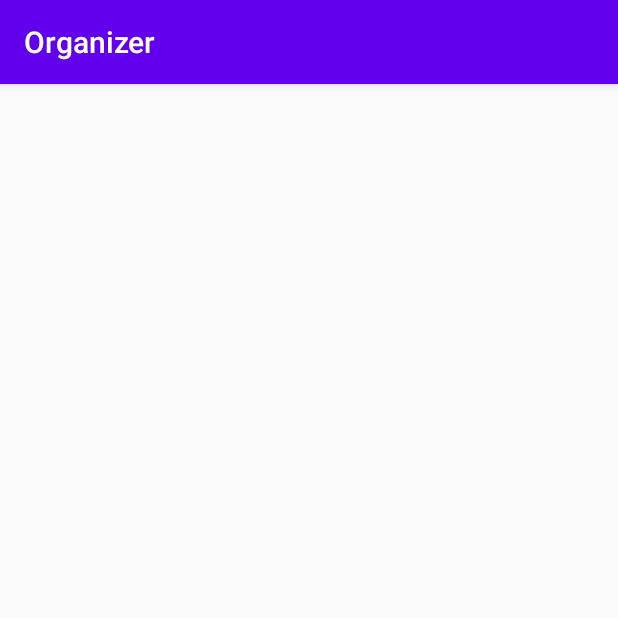
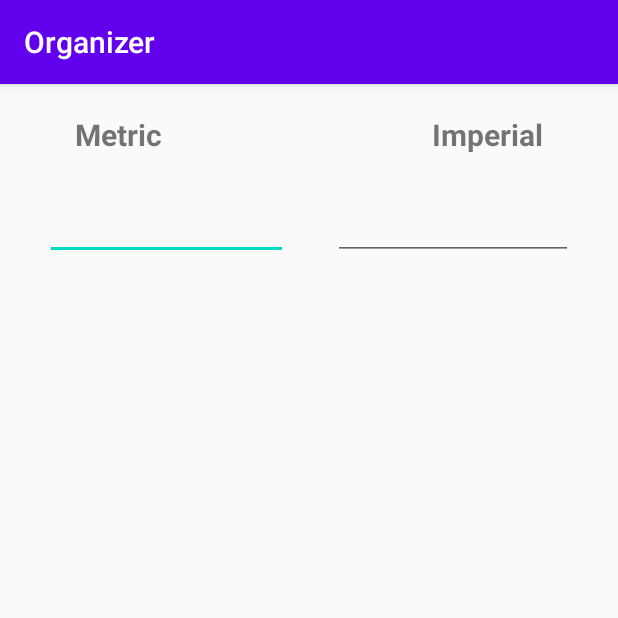
Before and after one commit to iSvirchev/Android_Organizer, an Android app: the screen it shows after launch (Converter), after a tap on "CONVERTER", on a phone screen of 412 x 824 dp, the top half of it. Run offline under Robolectric (Android 15) with nearby library versions, the phone set to English and light mode, and no system bars.

Commit message:
Added dynamic kg/lb conversion -> needs visual improvement.

```diff
--- a/Organizer/app/src/main/java/com/organizer/MainActivity.java
+++ b/Organizer/app/src/main/java/com/organizer/MainActivity.java
@@ -8,15 +8,13 @@ import android.widget.Button;
 import androidx.appcompat.app.AppCompatActivity;
 
 public class MainActivity extends AppCompatActivity {
-    private Button converterActivityBtn;
-
 
     @Override
     protected void onCreate(Bundle savedInstanceState) {
         super.onCreate(savedInstanceState);
         setContentView(R.layout.activity_main);
 
-        converterActivityBtn = findViewById(R.id.converterActivityBtn);
+        Button converterActivityBtn = findViewById(R.id.converterActivityBtn);
 
         converterActivityBtn.setOnClickListener(new View.OnClickListener() {
             @Override
--- a/Organizer/app/src/main/res/layout/activity_converter.xml
+++ b/Organizer/app/src/main/res/layout/activity_converter.xml
@@ -6,4 +6,56 @@
     android:layout_height="match_parent"
     tools:context=".Converter">
 
+    <TextView
+        android:id="@+id/metric_tv"
+        android:layout_width="wrap_content"
+        android:layout_height="wrap_content"
+        android:layout_marginStart="50dp"
+        android:layout_marginTop="20dp"
+        android:gravity="center"
+        android:textSize="20sp"
+        android:text="@string/metric"
+        android:textStyle="bold"
+        app:layout_constraintStart_toStartOf="parent"
+        app:layout_constraintTop_toTopOf="parent" />
+
+    <TextView
+        android:id="@+id/imp_tv"
+        android:layout_width="wrap_content"
+        android:layout_height="wrap_content"
+        android:layout_marginTop="20dp"
+        android:layout_marginEnd="50dp"
+        android:gravity="center"
+        android:text="@string/imperial"
+        android:textStyle="bold"
+        android:textSize="20sp"
+        app:layout_constraintEnd_toEndOf="parent"
+        app:layout_constraintTop_toTopOf="parent" />
+
+    <EditText
+        android:id="@+id/kg_tv"
+        android:layout_width="162dp"
+        android:layout_height="40dp"
+        android:layout_marginStart="30dp"
+        android:layout_marginTop="30dp"
+        android:ems="10"
+        android:gravity="center"
+        android:inputType="numberDecimal"
+        android:maxLength="15"
+        app:layout_constraintStart_toStartOf="parent"
+        app:layout_constraintTop_toBottomOf="@+id/metric_tv" />
+
+    <EditText
+        android:id="@+id/lb_tv"
+        android:layout_width="160dp"
+        android:layout_height="40dp"
+        android:layout_marginTop="30dp"
+        android:layout_marginEnd="30dp"
+        android:ems="10"
+        android:gravity="center"
+        android:inputType="numberDecimal"
+        android:maxLength="15"
+        app:layout_constraintEnd_toEndOf="parent"
+        app:layout_constraintTop_toBottomOf="@+id/imp_tv" />
+
 </androidx.constraintlayout.widget.ConstraintLayout>
--- a/Organizer/app/src/main/res/values/strings.xml
+++ b/Organizer/app/src/main/res/values/strings.xml
@@ -1,4 +1,7 @@
 <resources>
     <string name="app_name">Organizer</string>
     <string name="converter">Converter</string>
+    <string name="metric_imperial">Metric/Imperial</string>
+    <string name="imperial">Imperial</string>
+    <string name="metric">Metric</string>
 </resources>
```
Also changed, not shown: Organizer/app/src/main/java/com/organizer/Converter.java (+72 -0 lines).
